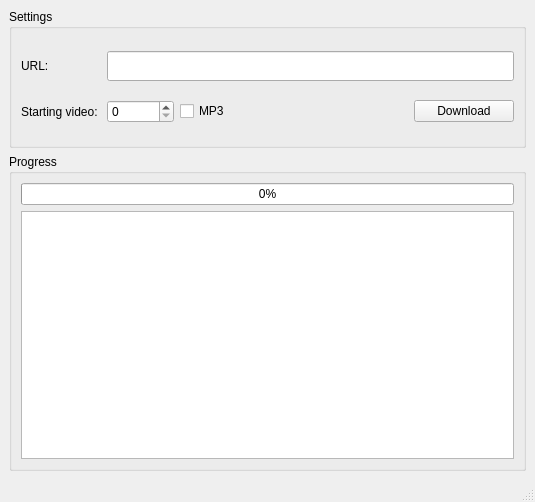
The window that ui/main.ui (itsMaspi/yt-pl-downloader) describes before a commit, drawn with Qt 5.
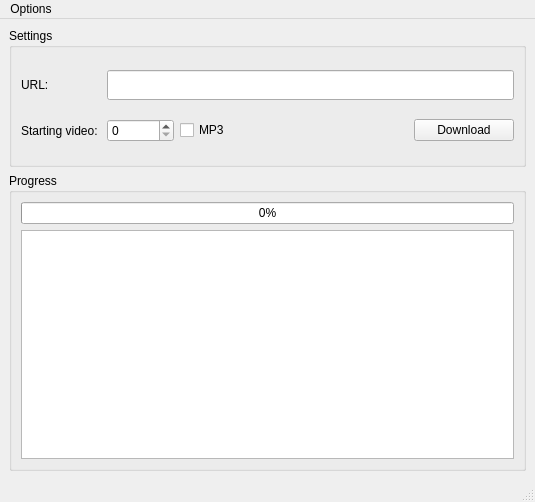
The same window after the commit.

Commit message: Add menu action to update pyTube

Diff of the .ui file:
```diff
--- a/ui/main.ui
+++ b/ui/main.ui
@@ -163,6 +163,13 @@
      <height>26</height>
     </rect>
    </property>
+   <widget class="QMenu" name="menuOptions">
+    <property name="title">
+     <string>Options</string>
+    </property>
+    <addaction name="actionUpdate_pyTube"/>
+   </widget>
+   <addaction name="menuOptions"/>
   </widget>
   <widget class="QStatusBar" name="statusbar"/>
  </widget>
```
Left out of the diff: 5 changed lines with no effect on the pictures. The commit also changes 1 other file.
